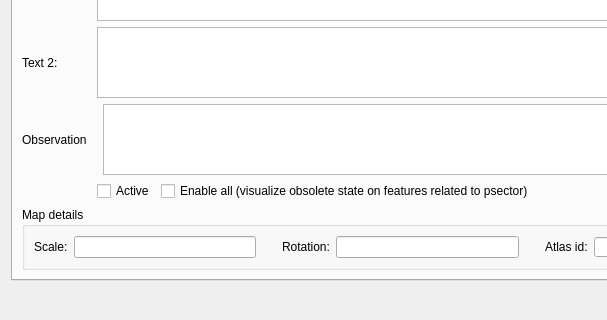
This is core/ui/toolbars/plan/psector.ui in Giswater/giswater_qgis_plugin as Qt 5 draws it before an edit; both pictures show x 0 to 607 and y 313 to 633 of the 960 by 633 pixel window. The edited form follows.
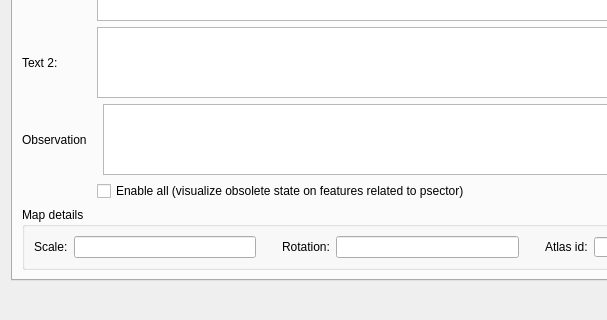
This is the edited form. Icons and pictures are not drawn.

Commit message: remove active check from psector form

The edit to the form file:
```diff
--- a/core/ui/toolbars/plan/psector.ui
+++ b/core/ui/toolbars/plan/psector.ui
@@ -470,13 +470,6 @@
            </property>
           </spacer>
          </item>
-         <item>
-          <widget class="QCheckBox" name="active">
-           <property name="text">
-            <string>Active</string>
-           </property>
-          </widget>
-         </item>
          <item>
           <widget class="QCheckBox" name="chk_enable_all">
            <property name="toolTip">
```
